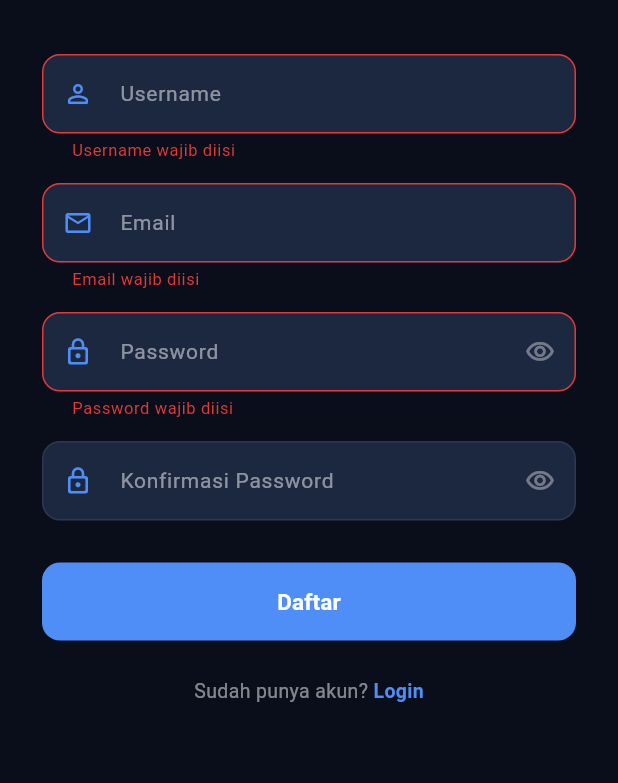
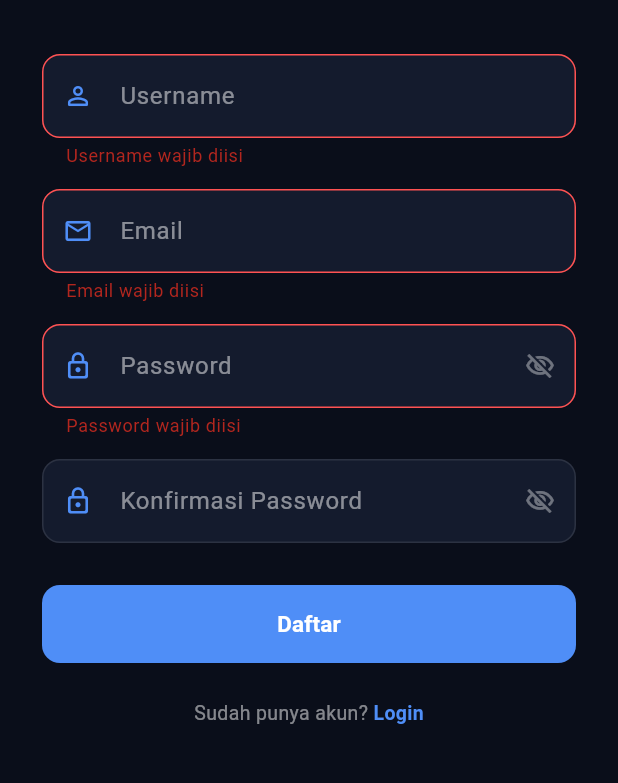
Before and after one commit to thrqaziz12/latres_mobile, a Flutter app: the RegisterPage screen opened by its route, after a tap on "Daftar", on a phone screen of 412 x 824 dp, the part 339-1122 px from its top. Run offline on Flutter 3.47's test engine with Material 3 defaults, Android fonts, the phone set to English and light mode, and no system bars; our stand-ins replace get, shared_preferences; accounts and stored records are empty.

Commit message:
fix: resolve all compilation errors across views and controllers

```diff
--- a/lib/view/pages/login_page.dart
+++ b/lib/view/pages/login_page.dart
@@ -2,8 +2,8 @@ import 'package:flutter/material.dart';
 import 'package:get/get.dart';
 import '../../controller/auth_controller.dart';
 import '../../routes/app_routes.dart';
-import '../widgets/app_text_field.dart';
-import '../widgets/primary_button.dart';
+import '../widget/app_text_field.dart';
+import '../widget/primary_button.dart';
 
 class LoginPage extends StatelessWidget {
   const LoginPage({super.key});
--- a/lib/view/pages/register_page.dart
+++ b/lib/view/pages/register_page.dart
@@ -1,8 +1,8 @@
 import 'package:flutter/material.dart';
 import 'package:get/get.dart';
 import '../../controller/auth_controller.dart';
-import '../widgets/app_text_field.dart';
-import '../widgets/primary_button.dart';
+import '../widget/app_text_field.dart';
+import '../widget/primary_button.dart';
 
 class RegisterPage extends StatelessWidget {
   const RegisterPage({super.key});
@@ -67,8 +67,9 @@ class RegisterPage extends StatelessWidget {
                   label: 'Username',
                   prefixIcon: Icons.person_outline_rounded,
                   validator: (v) {
-                    if (v == null || v.trim().isEmpty)
+                    if (v == null || v.trim().isEmpty) {
                       return 'Username wajib diisi';
+                    }
                     if (v.trim().length < 3) return 'Minimal 3 karakter';
                     return null;
                   },
@@ -79,8 +80,9 @@ class RegisterPage extends StatelessWidget {
                   label: 'Email',
                   prefixIcon: Icons.email_outlined,
                   validator: (v) {
-                    if (v == null || v.trim().isEmpty)
+                    if (v == null || v.trim().isEmpty) {
                       return 'Email wajib diisi';
+                    }
                     if (!v.contains('@')) return 'Email tidak valid';
                     return null;
                   },
--- /dev/null
+++ b/lib/view/widget/app_text_field.dart
@@ -0,0 +1,72 @@
+import 'package:flutter/material.dart';
+
+class AppTextField extends StatefulWidget {
+  final TextEditingController controller;
+  final String label;
+  final IconData prefixIcon;
+  final bool isPassword;
+  final String? Function(String?)? validator;
+
+  const AppTextField({
+    super.key,
+    required this.controller,
+    required this.label,
+    required this.prefixIcon,
+    this.isPassword = false,
+    this.validator,
+  });
+
+  @override
+  State<AppTextField> createState() => _AppTextFieldState();
+}
+
+class _AppTextFieldState extends State<AppTextField> {
+  bool _obscure = true;
+
+  @override
+  Widget build(BuildContext context) {
+    return TextFormField(
+      controller: widget.controller,
+      obscureText: widget.isPassword ? _obscure : false,
+      validator: widget.validator,
+      style: const TextStyle(color: Colors.white),
+      decoration: InputDecoration(
+        labelText: widget.label,
+        labelStyle: TextStyle(color: Colors.white.withOpacity(0.5)),
+        prefixIcon: Icon(widget.prefixIcon, color: const Color(0xFF4F8EF7), size: 20),
+        suffixIcon: widget.isPassword
+            ? IconButton(
+                icon: Icon(
+                  _obscure ? Icons.visibility_off_outlined : Icons.visibility_outlined,
+                  color: Colors.white38,
+                  size: 20,
+                ),
+                onPressed: () => setState(() => _obscure = !_obscure),
+              )
+            : null,
+        filled: true,
+        fillColor: const Color(0xFF141B2D),
+        border: OutlineInputBorder(
+          borderRadius: BorderRadius.circular(12),
+          borderSide: BorderSide(color: Colors.white.withOpacity(0.1)),
+        ),
+        enabledBorder: OutlineInputBorder(
+          borderRadius: BorderRadius.circular(12),
+          borderSide: BorderSide(color: Colors.white.withOpacity(0.1)),
+        ),
+        focusedBorder: OutlineInputBorder(
+          borderRadius: BorderRadius.circular(12),
+          borderSide: const BorderSide(color: Color(0xFF4F8EF7)),
+        ),
+        errorBorder: OutlineInputBorder(
+          borderRadius: BorderRadius.circular(12),
+          borderSide: const BorderSide(color: Colors.redAccent),
+        ),
+        focusedErrorBorder: OutlineInputBorder(
+          borderRadius: BorderRadius.circular(12),
+          borderSide: const BorderSide(color: Colors.redAccent),
+        ),
+      ),
+    );
+  }
+}
--- /dev/null
+++ b/lib/view/widget/primary_button.dart
@@ -0,0 +1,53 @@
+import 'package:flutter/material.dart';
+import 'package:get/get.dart';
+
+class PrimaryButton extends StatelessWidget {
+  final String text;
+  final RxBool isLoading;
+  final VoidCallback onPressed;
+
+  const PrimaryButton({
+    super.key,
+    required this.text,
+    required this.isLoading,
+    required this.onPressed,
+  });
+
+  @override
+  Widget build(BuildContext context) {
+    return Obx(
+      () => SizedBox(
+        width: double.infinity,
+        height: 52,
+        child: ElevatedButton(
+          onPressed: isLoading.value ? null : onPressed,
+          style: ElevatedButton.styleFrom(
+            backgroundColor: const Color(0xFF4F8EF7),
+            foregroundColor: Colors.white,
+            disabledBackgroundColor: const Color(0xFF4F8EF7).withOpacity(0.5),
+            shape: RoundedRectangleBorder(
+              borderRadius: BorderRadius.circular(12),
+            ),
+            elevation: 0,
+          ),
+          child: isLoading.value
+              ? const SizedBox(
+                  width: 22,
+                  height: 22,
+                  child: CircularProgressIndicator(
+                    strokeWidth: 2.5,
+                    color: Colors.white,
+                  ),
+                )
+              : Text(
+                  text,
+                  style: const TextStyle(
+                    fontSize: 15,
+                    fontWeight: FontWeight.w600,
+                  ),
+                ),
+        ),
+      ),
+    );
+  }
+}
```
